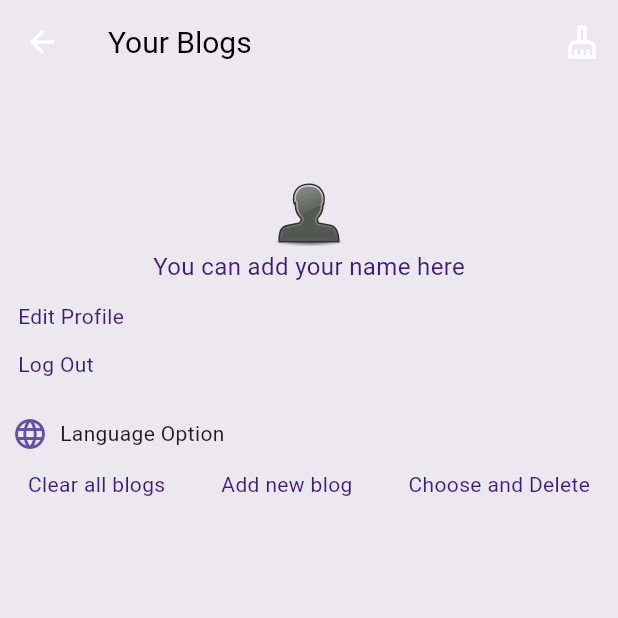
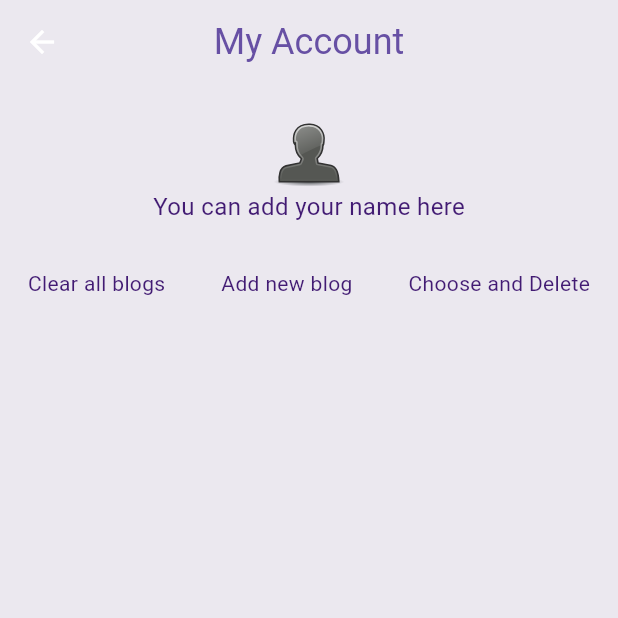
Before and after one commit to beyzayyt/shoou, a Flutter app: the UserAccountPage screen opened directly, on a phone screen of 412 x 824 dp, the top half of it. Run offline on Flutter 3.47's test engine with Material 3 defaults, Android fonts, the light colour scheme and no system bars; our stand-ins replace cloud_firestore, easy_localization, firebase_auth, firebase_core, firebase_storage, flutter_bloc and 5 more; missing offline and left inert: firebase_app_check; accounts and stored records are empty.

Commit message:
Changing is contd

```diff
--- a/lib/ui/page/home_page.dart
+++ b/lib/ui/page/home_page.dart
@@ -7,7 +7,6 @@ import 'package:show_you/services/cubit/userBlog/user_blog_cubit.dart';
 import 'package:show_you/services/cubit/userBlog/user_blog_state.dart';
 import 'package:show_you/services/cubit/userPhoto/user_photo_cubit.dart';
 import 'package:show_you/ui/page/user_account_page.dart';
-import 'package:show_you/ui/page/user_profile_page.dart';
 import 'package:show_you/ui/view/users_blog_list.dart';
 
 class HomePage extends StatelessWidget {
--- a/lib/ui/page/user_account_page.dart
+++ b/lib/ui/page/user_account_page.dart
@@ -12,9 +12,6 @@ import 'package:show_you/services/cubit/userBlog/user_blog_state.dart';
 import 'package:show_you/services/cubit/userBlog/user_clear_blog_cubit.dart';
 import 'package:show_you/services/cubit/userBlog/user_clear_blog_state.dart';
 import 'package:show_you/ui/view/loading_animation.dart';
-import 'package:show_you/ui/view/userProfile/change_language.dart';
-import 'package:show_you/ui/view/userProfile/logout_edit.dart';
-import 'package:show_you/ui/view/userProfile/user_profile_options.dart';
 import 'package:show_you/ui/view/users_blog_list.dart';
 
 class UserAccountPage extends StatefulWidget {
@@ -33,18 +30,13 @@ class _UserAccountPageState extends State<UserAccountPage> {
   Widget build(BuildContext context) {
     return Scaffold(
       appBar: AppBar(
-        title: Text(
-          LocaleKeys.accountBlogs.tr(),
-        ),
-        actions: [
-          IconButton(
-            icon: const Icon(Icons.cleaning_services_outlined),
-            tooltip: 'cleaning',
-            onPressed: () {
-              print("selected list $selectedList");
-            },
-          ),
-        ],
+        forceMaterialTransparency: true,
+        centerTitle: true,
+        title: Text(LocaleKeys.myAccount.tr(),
+            style: TextStyle(
+              fontSize: 24,
+              color: Theme.of(context).primaryColor,
+            )),
       ),
       body: ValueListenableBuilder(
         valueListenable: Hive.box('userid').listenable(),
@@ -86,7 +78,7 @@ class _UserAccountPageState extends State<UserAccountPage> {
                           return Column(
                             children: [
                               Padding(
-                                  padding: const EdgeInsets.only(top: 50.0),
+                                  padding: const EdgeInsets.only(top: 10.0),
                                   child: box.get('profilePhotoUrl') == null || box.get('profilePhotoUrl') == ""
                                       ? SvgPicture.asset(
                                           'assets/image/person_asset.svg',
@@ -109,20 +101,10 @@ class _UserAccountPageState extends State<UserAccountPage> {
                     ),
                   ]),
                 ),
-                UserProfileEdit(
-                  savedUserModel: savedUserModel,
-                  onSubmit: (SavedUserModel value) => {
-                    setState(() {
-                      savedUserModel = value;
-                    })
-                  },
-                ),
-                LogOut(
-                  savedUserModel: savedUserModel,
-                ),
-                ChangeLanguage(savedUserModel: savedUserModel),
                 BlocBuilder<UserShowBlogCubit, UserShowBlogState>(builder: (context, state) {
-                  return Row(
+                  return Padding(
+                    padding: const EdgeInsets.symmetric(vertical: 18.0),
+                    child: Row(
                       mainAxisAlignment: MainAxisAlignment.spaceAround,
                       children: [
                         InkWell(
@@ -146,21 +128,36 @@ class _UserAccountPageState extends State<UserAccountPage> {
                               style: const TextStyle(color: Color.fromRGBO(66, 27, 115, 1)),
                             )),
                         InkWell(
-                          onTap: () =>
-                              context.read<UserClearBlogCubit>().clearUserBlogItemService(selectedList, userid).whenComplete(() => selectedList = []),
+                            onTap: () => context
+                                .read<UserClearBlogCubit>()
+                                .clearUserBlogItemService(selectedList, userid)
+                                .whenComplete(() => selectedList = []),
                             child: Text(
                               LocaleKeys.chooseAndDeleteItem.tr(),
                               style: const TextStyle(color: Color.fromRGBO(66, 27, 115, 1)),
                             )),
                       ],
+                    ),
                   );
                 }),
+                // UserProfileEdit(
+                //   savedUserModel: savedUserModel,
+                //   onSubmit: (SavedUserModel value) => {
+                //     setState(() {
+                //       savedUserModel = value;
+                //     })
+                //   },
+                // ),
+                // LogOut(
+                //   savedUserModel: savedUserModel,
+                // ),
+                // ChangeLanguage(savedUserModel: savedUserModel),
                 BlocConsumer<UserShowBlogCubit, UserShowBlogState>(
                   builder: (context, state) {
                     if (state is ShowUserBlogCompliting) {
                       return const LoadingAnimation();
                     } else if (state is ShowUserBlogCompleted && state.blogs != null) {
-                      return UserBlogList(selectedList: selectedList, blog: state.blogs ?? [], userid: userid);
+                      return Expanded(child: UserBlogList(selectedList: selectedList, blog: state.blogs ?? [], userid: userid));
                     } else {
                       return Text(LocaleKeys.problemShowingBlogs.tr());
                     }
--- a/lib/ui/page/user_profile_page.dart
+++ b/lib/ui/page/user_profile_page.dart
@@ -9,7 +9,6 @@ import 'package:image_picker/image_picker.dart';
 import 'package:show_you/data/localization/local_keys.dart';
 import 'package:show_you/data/models/saved_user_model.dart';
 import 'package:show_you/services/cubit/userPhoto/user_photo_cubit.dart';
-import 'package:show_you/ui/page/user_account_page.dart';
 import 'package:show_you/ui/page/home_page.dart';
 import 'package:show_you/ui/view/userProfile/change_language.dart';
 import 'package:show_you/ui/view/userProfile/logout_edit.dart';
--- a/lib/ui/view/userProfile/change_language.dart
+++ b/lib/ui/view/userProfile/change_language.dart
@@ -57,7 +57,10 @@ class ChangeLanguage extends StatelessWidget {
           const SizedBox(
             width: 8,
           ),
-          Text(LocaleKeys.changeLanguage.tr())
+          Text(
+            LocaleKeys.changeLanguage.tr(),
+            style: const TextStyle(color: Color.fromRGBO(66, 27, 115, 1)),
+          )
         ],
       ),
     );
--- a/lib/ui/view/userProfile/user_profile_options.dart
+++ b/lib/ui/view/userProfile/user_profile_options.dart
@@ -32,9 +32,7 @@ class _UserProfileEditState extends State<UserProfileEdit> {
             create: (context) => UserInformationCubit()..showUserInfo(box.get('documentId') ?? ''),
             child: BlocListener<UserInformationCubit, UserInformationState>(
               listener: (context, state) async {
-                print("listener is trying");
                 if (state is ShowUserInformationCompleted) {
-                  print("listener ${state.user!.userLastName}");
                 }
               },
               child: BlocBuilder<UserInformationCubit, UserInformationState>(
```
Also changed, not shown: lib/ui/view/users_blog_list.dart (+28 -21 lines). Lines whose indentation alone changed are shown as unchanged.
